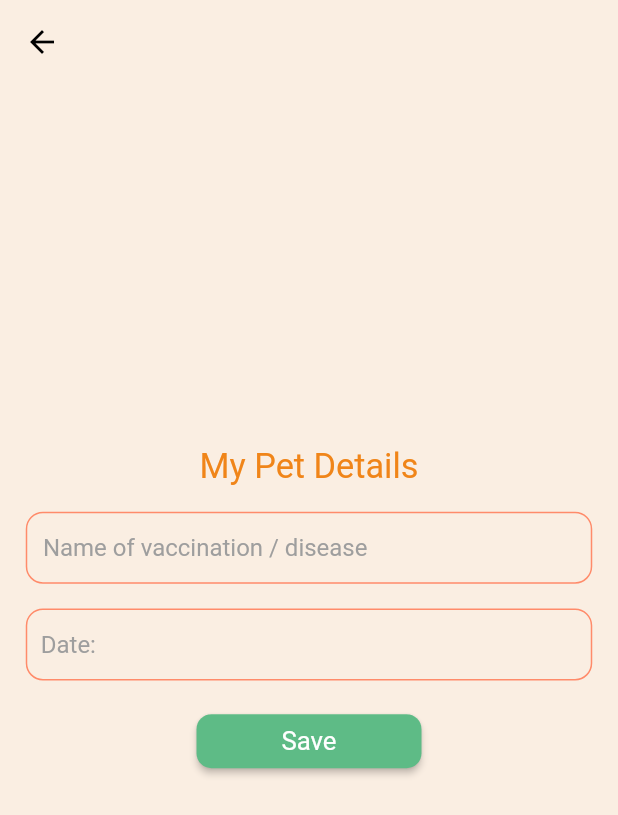
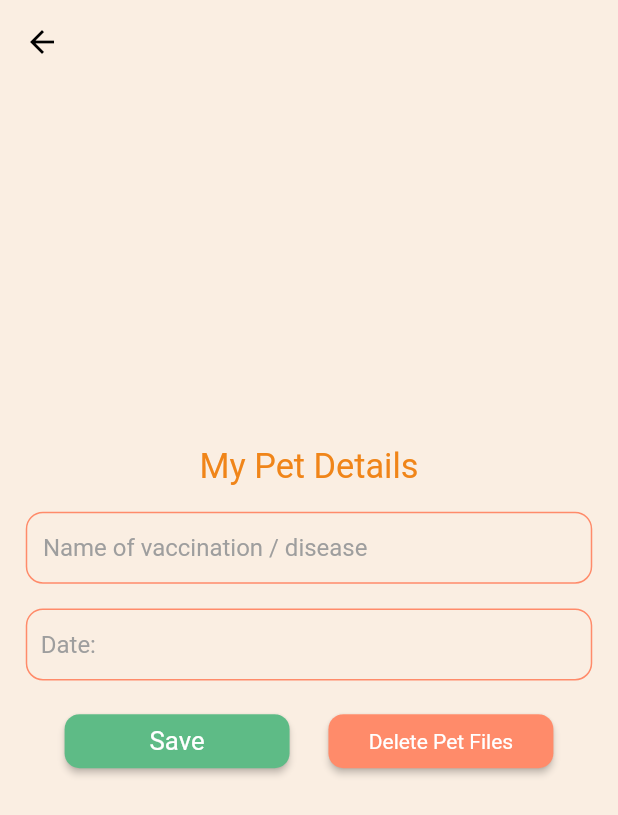
Before and after one commit to aaravprimeYT/vet_bookr_original, a Flutter app: the EditPetFiles screen opened directly with empty values, on a phone screen of 412 x 824 dp. Shown: the top 815 px of the screen. Run offline on Flutter 3.47's test engine with Material 2 defaults, Android fonts, the phone set to English and light mode, and no system bars; our stand-ins replace cloud_firestore, country_picker, firebase_auth, firebase_core, firebase_storage, flutter_rating_bar and 7 more; missing offline and left inert: flutter_google_places, flutter_polyline_points, google_api_headers, google_maps_webservice; accounts and stored records are empty; statements that could not run were skipped.

Commit message:
delete not working

```diff
--- a/lib/oScreens/editPetFiles.dart
+++ b/lib/oScreens/editPetFiles.dart
@@ -30,6 +30,7 @@ class _EditPetFilesState extends State<EditPetFiles> {
   }
 
   bool isLoading = false;
+  bool deleteLoading = false;
 
   final vaccinationController = TextEditingController();
 
@@ -184,6 +185,9 @@ class _EditPetFilesState extends State<EditPetFiles> {
   Widget buttonWidget() {
     return Column(
       children: [
+        Row(
+          mainAxisAlignment: MainAxisAlignment.spaceEvenly,
+          children: [
             Container(
               width: 150,
               child: ElevatedButton(
@@ -228,6 +232,49 @@ class _EditPetFilesState extends State<EditPetFiles> {
                           style: TextStyle(
                               fontSize: 15.sp, fontWeight: FontWeight.w400),
                         )),
+            ),
+            Container(
+              width: 150,
+              child: ElevatedButton(
+                style: ElevatedButton.styleFrom(
+                    backgroundColor: Color(0xffFF8B6A),
+                    shape: RoundedRectangleBorder(
+                        borderRadius: BorderRadius.circular(10))),
+                onPressed: () async {
+                  setState(() {
+                    deleteLoading = true;
+                  });
+                  await FirebaseFirestore.instance
+                      .collection("petsDetails")
+                      .doc(widget.petId)
+                      .update({
+                    'petFiles': FieldValue.arrayRemove([widget.details["id"]])
+                  });
+                  final deleteFile = FirebaseFirestore.instance
+                      .collection("petFiles")
+                      .doc(widget.details["id"]);
+                  await deleteFile.delete();
+                  Navigator.pop(context);
+                  setState(() {
+                    deleteLoading = false;
+                  });
+                },
+                child: deleteLoading
+                    ? Container(
+                        height: 15.sp,
+                        width: 15.sp,
+                        child: CircularProgressIndicator(
+                          strokeWidth: 2,
+                          color: Colors.white,
+                        ),
+                      )
+                    : Text(
+                        "Delete Pet Files",
+                        style: TextStyle(fontWeight: FontWeight.w400),
+                      ),
+              ),
+            ),
+          ],
         ),
       ],
     );
@@ -278,18 +325,3 @@ hintTextChanger(index) {
 }
 
 var variableText;
-
-// variableChanger(index, value) {
-//   if (index == 0) {
-//     return petName = value;
-//   }
-//   if (index == 1) {
-//     return petAge = value;
-//   }
-//   if (index == 2) {
-//     return petBreed = value;
-//   }
-//   if (index == 3) {
-//     return petWeight = value;
-//   }
-// }
--- a/lib/oScreens/showPetScreen.dart
+++ b/lib/oScreens/showPetScreen.dart
@@ -395,6 +395,7 @@ class _ShowPetState extends State<ShowPet> {
               width: 0.4.sw,
               child: ElevatedButton(
                 style: ElevatedButton.styleFrom(
+                  padding: EdgeInsets.zero,
                   backgroundColor: Color(0xffFF8B6A),
                   shape: RoundedRectangleBorder(
                     borderRadius: BorderRadius.circular(10.sp),
```
Also changed, not shown: lib/oScreens/AddPetFiles.dart (+18 -16 lines), lib/oScreens/fileUI.dart (+0 -18 lines). Lines whose indentation alone changed are shown as unchanged.
